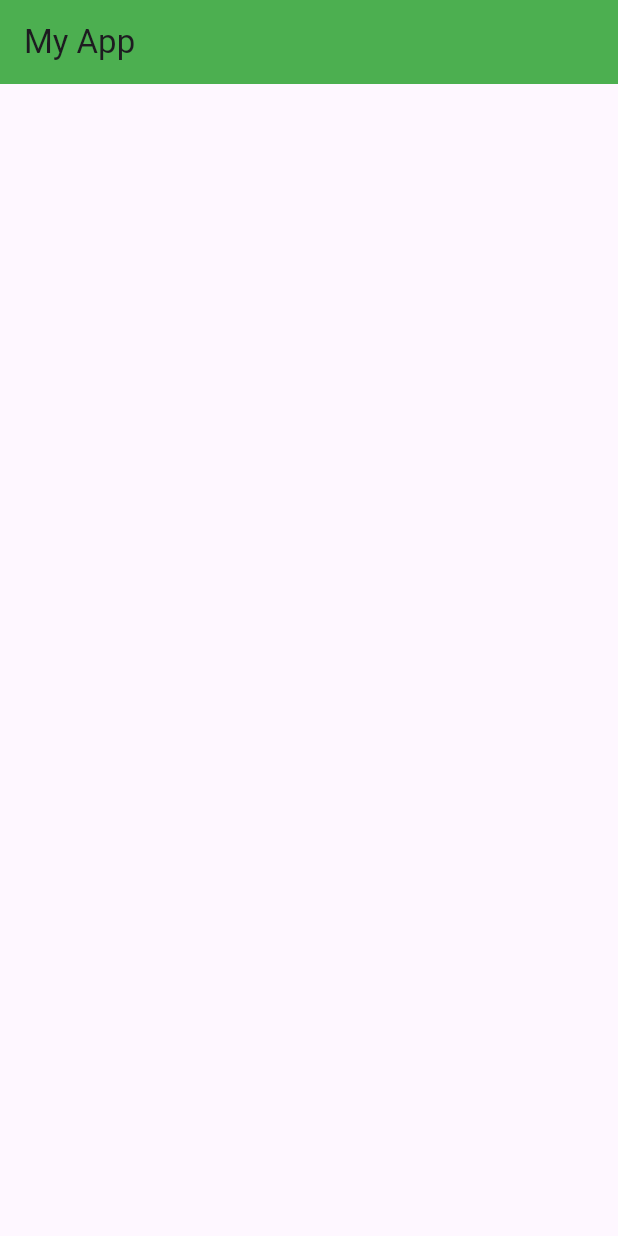
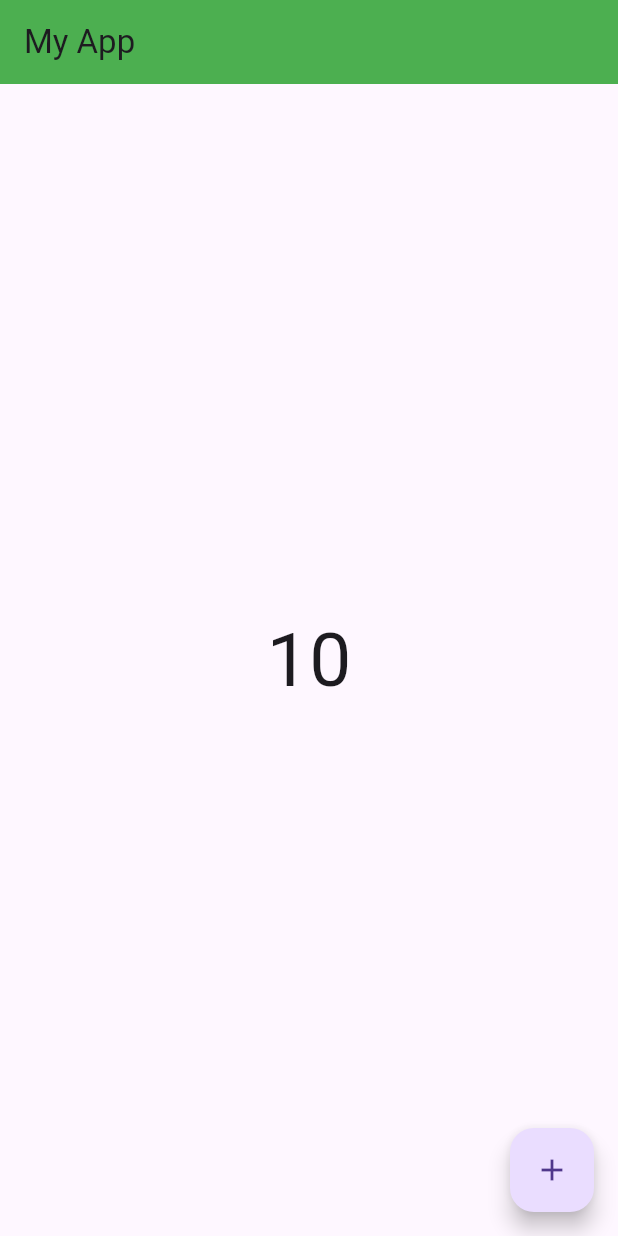
Before and after one commit to emon22830/Provider-State-Management, a Flutter app: the screen it shows after launch, on a phone screen of 412 x 824 dp. Run offline on Flutter 3.47's test engine with Material 3 defaults, Android fonts, the phone set to English and light mode, and no system bars.

Commit message:
2nd part

```diff
--- a/lib/home_screen.dart
+++ b/lib/home_screen.dart
@@ -8,8 +8,11 @@ class HomeScreen extends StatefulWidget {
 }
 
 class _HomeScreenState extends State<HomeScreen> {
+
+  int x = 10;
   @override
   Widget build(BuildContext context) {
+    print('build');
     return
       Scaffold(
         appBar: AppBar(
@@ -17,9 +20,24 @@ class _HomeScreenState extends State<HomeScreen> {
         title: Text('My App'),
         ),
         body: Column(
+          mainAxisAlignment: MainAxisAlignment.center,
+          crossAxisAlignment: CrossAxisAlignment.center,
           children: [
-
+Container(
+  child: Center(
+    child: Text(x.toString(),style: TextStyle(
+      fontSize: 50
+    ),),
+  ),
+)
           ],
+        ),
+        floatingActionButton: FloatingActionButton(
+            onPressed: (){
+x++;
+print(x++);
+            },
+            child: Icon(Icons.add),
         ),
       );
   }
```
